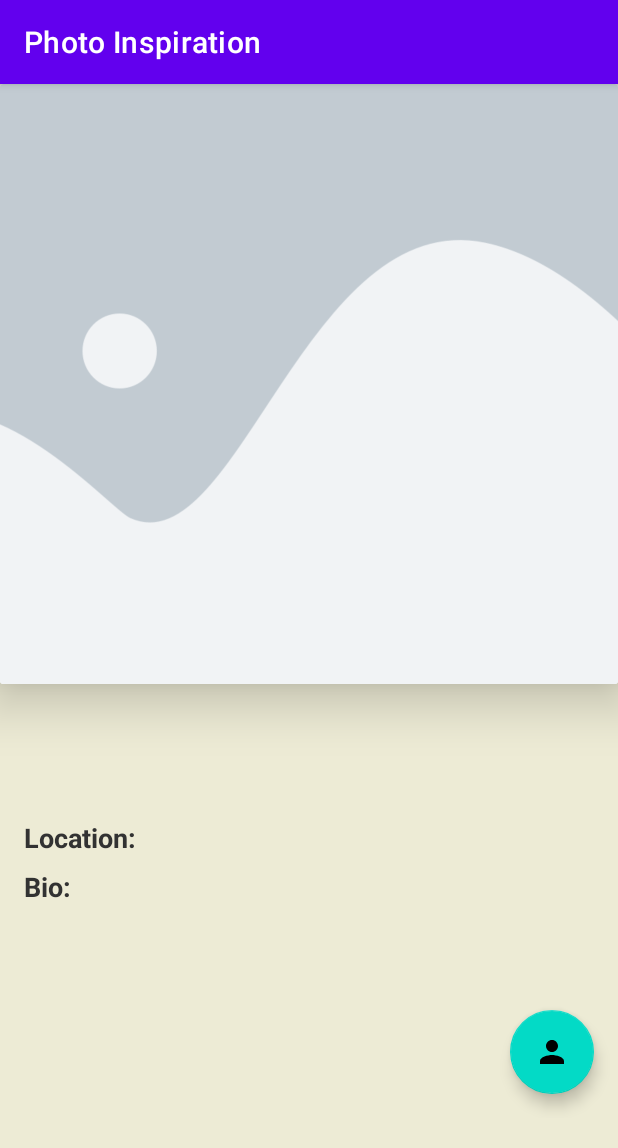
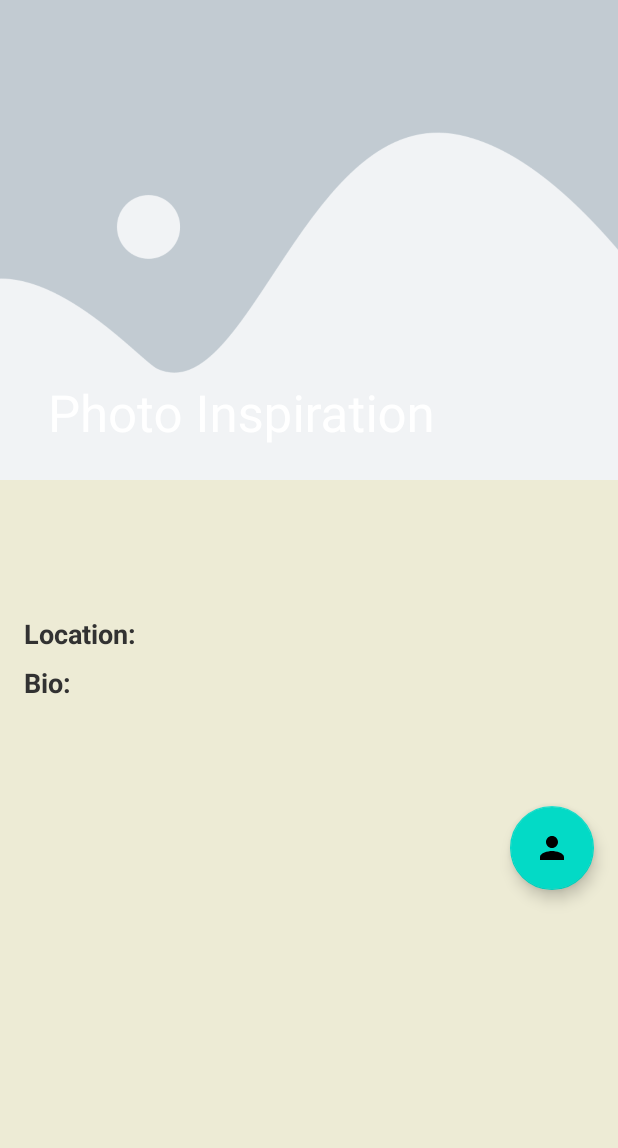
Before and after one commit to ManuelaFlores/AndroidBootcampSummer2020, an Android app: the fragment DetailFragment placed in its activity, on a phone screen of 412 x 824 dp. Shown: the top 1148 px of the screen. Run offline under Robolectric (Android 15) with nearby library versions, the phone set to English and light mode, and no system bars; our stand-ins replace navigation-ui; 4 statements that could not run were skipped.

Commit message:
add collapsing toolbar

```diff
--- a/week11/PhotoInspiration/app/src/main/AndroidManifest.xml
+++ b/week11/PhotoInspiration/app/src/main/AndroidManifest.xml
@@ -17,6 +17,7 @@
         tools:ignore="GoogleAppIndexingWarning">
         <activity
             android:name=".ui.main.MainActivity"
+            android:theme="@style/AppTheme.NoActionBar"
             android:screenOrientation="portrait">
             <intent-filter>
                 <action android:name="android.intent.action.MAIN" />
--- a/week11/PhotoInspiration/app/src/main/java/com/manuflowers/photoinspiration/ui/detail/DetailFragment.kt
+++ b/week11/PhotoInspiration/app/src/main/java/com/manuflowers/photoinspiration/ui/detail/DetailFragment.kt
@@ -7,11 +7,12 @@ import android.view.View
 import android.view.ViewGroup
 import androidx.navigation.fragment.findNavController
 import com.manuflowers.photoinspiration.R
+import com.manuflowers.photoinspiration.ui.main.MainActivity
 import com.manuflowers.photoinspiration.util.loadUrl
 import com.manuflowers.photoinspiration.util.loadUrlAsCircle
 import kotlinx.android.synthetic.main.activity_main.*
+import kotlinx.android.synthetic.main.content_detail_nested_scrolling.*
 import kotlinx.android.synthetic.main.fragment_detail.*
-
 
 class DetailFragment : Fragment() {
 
@@ -35,6 +36,8 @@ class DetailFragment : Fragment() {
         super.onViewCreated(view, savedInstanceState)
         bindData()
         setupListeners()
+        (activity as MainActivity).setSupportActionBar(toolbar)
+        toolbar.title = photo?.userName ?: getString(R.string.app_name)
     }
 
     private fun bindData() {
--- a/week11/PhotoInspiration/app/src/main/java/com/manuflowers/photoinspiration/ui/home/HomeFragment.kt
+++ b/week11/PhotoInspiration/app/src/main/java/com/manuflowers/photoinspiration/ui/home/HomeFragment.kt
@@ -14,6 +14,7 @@ import com.manuflowers.photoinspiration.ui.home.list.PhotosAdapter
 import com.manuflowers.photoinspiration.ui.home.viewstate.PhotosFailure
 import com.manuflowers.photoinspiration.ui.home.viewstate.PhotosOffLine
 import com.manuflowers.photoinspiration.ui.home.viewstate.PhotosSuccess
+import com.manuflowers.photoinspiration.ui.main.MainActivity
 import com.manuflowers.photoinspiration.util.SpacingItemDecoration
 import com.manuflowers.photoinspiration.util.toast
 import kotlinx.android.synthetic.main.activity_main.*
@@ -52,6 +53,7 @@ class HomeFragment : Fragment() {
     override fun onViewCreated(view: View, savedInstanceState: Bundle?) {
         super.onViewCreated(view, savedInstanceState)
         showProgressBar()
+        (activity as MainActivity).setSupportActionBar(homeToolbar)
         homeRecyclerView.adapter = photosAdapter
         val spacing = resources.getDimensionPixelSize(R.dimen.movie_card_layout_margin)
         setUpListeners()
--- a/week11/PhotoInspiration/app/src/main/java/com/manuflowers/photoinspiration/ui/profile/ProfileFragment.kt
+++ b/week11/PhotoInspiration/app/src/main/java/com/manuflowers/photoinspiration/ui/profile/ProfileFragment.kt
@@ -25,6 +25,7 @@ class ProfileFragment : Fragment() {
     override fun onViewCreated(view: View, savedInstanceState: Bundle?) {
         super.onViewCreated(view, savedInstanceState)
         setupListeners()
+        (activity as MainActivity).setSupportActionBar(profileToolbar)
     }
 
     private fun setupListeners() {
--- /dev/null
+++ b/week11/PhotoInspiration/app/src/main/res/layout/content_detail_nested_scrolling.xml
@@ -0,0 +1,98 @@
+<androidx.core.widget.NestedScrollView xmlns:android="http://schemas.android.com/apk/res/android"
+    android:layout_width="match_parent"
+    android:layout_height="match_parent"
+    app:layout_behavior="@string/appbar_scrolling_view_behavior"
+    xmlns:app="http://schemas.android.com/apk/res-auto"
+    xmlns:tools="http://schemas.android.com/tools"
+    tools:showIn="@layout/fragment_detail">
+
+    <androidx.appcompat.widget.LinearLayoutCompat
+        android:layout_width="match_parent"
+        android:layout_height="match_parent"
+        android:orientation="vertical">
+
+        <androidx.appcompat.widget.LinearLayoutCompat
+            android:layout_width="match_parent"
+            android:layout_height="wrap_content"
+            android:gravity="center_vertical"
+            android:orientation="horizontal"
+            android:padding="@dimen/margin_standard">
+
+            <androidx.appcompat.widget.AppCompatImageView
+                android:id="@+id/userImageView"
+                android:layout_width="@dimen/user_profile_detail_size"
+                android:layout_height="@dimen/user_profile_detail_size" />
+
+            <androidx.appcompat.widget.AppCompatTextView
+                android:id="@+id/userNameTextView"
+                android:layout_width="wrap_content"
+                style="@style/PhotoInspiration.PhotoTitleDetail"
+                tools:text="Title"
+                android:layout_height="wrap_content"
+                android:ellipsize="end"
+                android:maxLines="1"
+                android:paddingStart="8dp"
+                android:paddingEnd="8dp" />
+
+        </androidx.appcompat.widget.LinearLayoutCompat>
+
+        <androidx.appcompat.widget.LinearLayoutCompat
+            android:layout_width="match_parent"
+            android:layout_height="wrap_content"
+            android:layout_gravity="center"
+            android:gravity="center_vertical"
+            android:orientation="horizontal"
+            android:padding="@dimen/padding_half">
+
+            <androidx.appcompat.widget.AppCompatTextView
+                android:layout_width="wrap_content"
+                android:layout_height="wrap_content"
+                style="@style/PhotoInspiration.PhotoSubTitle"
+                android:ellipsize="end"
+                android:paddingStart="@dimen/padding_half"
+                android:paddingEnd="@dimen/padding_half"
+                android:text="@string/location"
+                android:textAlignment="textEnd" />
+
+            <androidx.appcompat.widget.AppCompatTextView
+                android:id="@+id/userLocationTextView"
+                android:layout_width="wrap_content"
+                android:layout_height="wrap_content"
+                style="@style/PhotoInspiration.PhotoDescription"
+                android:layout_marginStart="@dimen/margin_half"
+                android:textAlignment="center"
+                tools:text="Prague, Czech Republic" />
+
+        </androidx.appcompat.widget.LinearLayoutCompat>
+
+        <androidx.appcompat.widget.AppCompatTextView
+            android:layout_width="wrap_content"
+            android:layout_height="wrap_content"
+            android:layout_weight="1"
+            style="@style/PhotoInspiration.PhotoSubTitle"
+            android:ellipsize="end"
+            android:paddingStart="@dimen/padding_standard"
+            android:paddingEnd="@dimen/padding_standard"
+            android:text="@string/bio"
+            android:textAlignment="textEnd" />
+
+        <androidx.appcompat.widget.AppCompatTextView
+            android:id="@+id/userBioTextView"
+            android:layout_width="match_parent"
+            android:layout_height="wrap_content"
+            style="@style/PhotoInspiration.PhotoDescription"
+            android:layout_marginStart="@dimen/margin_half"
+            android:padding="@dimen/padding_standard"
+            tools:text="Awesome focus and creative boost here www.madmonq.gg/jerry" />
+
+        <com.google.android.material.floatingactionbutton.FloatingActionButton
+            android:id="@+id/seeProfileButton"
+            android:layout_margin="@dimen/margin_standard"
+            android:src="@drawable/ic_person"
+            android:layout_width="wrap_content"
+            android:layout_height="wrap_content"
+            android:layout_gravity="bottom|end"/>
+
+    </androidx.appcompat.widget.LinearLayoutCompat>
+
+</androidx.core.widget.NestedScrollView>
--- a/week11/PhotoInspiration/app/src/main/res/layout/fragment_detail.xml
+++ b/week11/PhotoInspiration/app/src/main/res/layout/fragment_detail.xml
@@ -1,114 +1,48 @@
 <?xml version="1.0" encoding="utf-8"?>
-<androidx.core.widget.NestedScrollView xmlns:android="http://schemas.android.com/apk/res/android"
+<androidx.coordinatorlayout.widget.CoordinatorLayout xmlns:android="http://schemas.android.com/apk/res/android"
     xmlns:app="http://schemas.android.com/apk/res-auto"
     xmlns:tools="http://schemas.android.com/tools"
     android:layout_width="match_parent"
     android:layout_height="match_parent"
     android:background="@color/backgroundDetail"
+    android:fitsSystemWindows="true"
     tools:context=".ui.detail.DetailFragment">
 
-    <androidx.appcompat.widget.LinearLayoutCompat
+    <com.google.android.material.appbar.AppBarLayout
         android:layout_width="match_parent"
-        android:layout_height="match_parent"
-        android:orientation="vertical">
+        android:layout_height="@dimen/app_bar_height"
+        android:fitsSystemWindows="true"
+        android:theme="@style/AppTheme.AppBarOverlay">
 
-        <androidx.cardview.widget.CardView
+        <com.google.android.material.appbar.CollapsingToolbarLayout
             android:layout_width="match_parent"
-            app:cardElevation="20dp"
-            android:layout_height="wrap_content">
+            android:layout_height="match_parent"
+            android:fitsSystemWindows="true"
+            app:contentScrim="?attr/colorPrimary"
+            app:layout_scrollFlags="scroll|exitUntilCollapsed"
+            app:toolbarId="@+id/toolbar">
 
             <ImageView
                 android:id="@+id/movieImageView"
                 android:layout_width="match_parent"
-                android:layout_height="@dimen/detail_image_size"
+                android:layout_height="340dp"
                 android:contentDescription="@string/image_for_detail_fragment"
                 android:scaleType="centerCrop"
-                android:src="@drawable/placeholder" />
+                android:src="@drawable/placeholder"
+                app:layout_collapseMode="parallax"
+                app:layout_collapseParallaxMultiplier="0.7" />
 
-        </androidx.cardview.widget.CardView>
+            <androidx.appcompat.widget.Toolbar
+                android:id="@+id/toolbar"
+                android:layout_width="match_parent"
+                android:layout_height="?attr/actionBarSize"
+                app:layout_collapseMode="pin"
+                app:popupTheme="@style/AppTheme.PopupOverlay" />
 
-        <androidx.appcompat.widget.LinearLayoutCompat
-            android:layout_width="match_parent"
-            android:layout_height="wrap_content"
-            android:gravity="center_vertical"
-            android:orientation="horizontal"
-            android:padding="@dimen/margin_standard">
+        </com.google.android.material.appbar.CollapsingToolbarLayout>
 
-            <androidx.appcompat.widget.AppCompatImageView
-                android:id="@+id/userImageView"
-                android:layout_width="@dimen/user_profile_detail_size"
-                android:layout_height="@dimen/user_profile_detail_size" />
+    </com.google.android.material.appbar.AppBarLayout>
 
-            <androidx.appcompat.widget.AppCompatTextView
-                android:id="@+id/userNameTextView"
-                android:layout_width="wrap_content"
-                style="@style/PhotoInspiration.PhotoTitleDetail"
-                tools:text="Title"
-                android:layout_height="wrap_content"
-                android:ellipsize="end"
-                android:maxLines="1"
-                android:paddingStart="8dp"
-                android:paddingEnd="8dp" />
+    <include layout="@layout/content_detail_nested_scrolling" />
 
-        </androidx.appcompat.widget.LinearLayoutCompat>
-
-        <androidx.appcompat.widget.LinearLayoutCompat
-            android:layout_width="match_parent"
-            android:layout_height="wrap_content"
-            android:layout_gravity="center"
-            android:gravity="center_vertical"
-            android:orientation="horizontal"
-            android:padding="@dimen/padding_half">
-
-            <androidx.appcompat.widget.AppCompatTextView
-                android:layout_width="wrap_content"
-                android:layout_height="wrap_content"
-                style="@style/PhotoInspiration.PhotoSubTitle"
-                android:ellipsize="end"
-                android:paddingStart="@dimen/padding_half"
-                android:paddingEnd="@dimen/padding_half"
-                android:text="@string/location"
-                android:textAlignment="textEnd" />
-
-            <androidx.appcompat.widget.AppCompatTextView
-                android:id="@+id/userLocationTextView"
-                android:layout_width="wrap_content"
-                android:layout_height="wrap_content"
-                style="@style/PhotoInspiration.PhotoDescription"
-                android:layout_marginStart="@dimen/margin_half"
-                android:textAlignment="center"
-                tools:text="Prague, Czech Republic" />
-
-        </androidx.appcompat.widget.LinearLayoutCompat>
-
-        <androidx.appcompat.widget.AppCompatTextView
-            android:layout_width="wrap_content"
-            android:layout_height="wrap_content"
-            android:layout_weight="1"
-            style="@style/PhotoInspiration.PhotoSubTitle"
-            android:ellipsize="end"
-            android:paddingStart="@dimen/padding_standard"
-            android:paddingEnd="@dimen/padding_standard"
-            android:text="@string/bio"
-            android:textAlignment="textEnd" />
-
-        <androidx.appcompat.widget.AppCompatTextView
-            android:id="@+id/userBioTextView"
-            android:layout_width="match_parent"
-            android:layout_height="wrap_content"
-            style="@style/PhotoInspiration.PhotoDescription"
-            android:layout_marginStart="@dimen/margin_half"
-            android:padding="@dimen/padding_standard"
-            tools:text="Awesome focus and creative boost here www.madmonq.gg/jerry" />
-
-
-        <com.google.android.material.floatingactionbutton.FloatingActionButton
-            android:id="@+id/seeProfileButton"
-            android:layout_margin="@dimen/margin_standard"
-            android:src="@drawable/ic_person"
-            android:layout_width="wrap_content"
-            android:layout_height="wrap_content"
-            android:layout_gravity="bottom|end"/>
-    </androidx.appcompat.widget.LinearLayoutCompat>
-
-</androidx.core.widget.NestedScrollView>
+</androidx.coordinatorlayout.widget.CoordinatorLayout>
--- a/week11/PhotoInspiration/app/src/main/res/values/dimens.xml
+++ b/week11/PhotoInspiration/app/src/main/res/values/dimens.xml
@@ -3,7 +3,7 @@
     <dimen name="photo_image_height">200dp</dimen>
     <dimen name="photo_title_size">22sp</dimen>
     <dimen name="photo_card_layout_margin">8dp</dimen>
-    <dimen name="app_bar_height">220dp</dimen>
+    <!-->dimen name="app_bar_height">220dp</dimen> -->
     <dimen name="margin_standard">16dp</dimen>
     <dimen name="padding_standard">16dp</dimen>
     <dimen name="margin_half">8dp</dimen>
@@ -18,4 +18,5 @@
     <dimen name="user_profile_detail_size">50dp</dimen>
     <dimen name="user_profile_home_size">30dp</dimen>
     <dimen name="photo_home_size">250dp</dimen>
+    <dimen name="app_bar_height">320dp</dimen>
 </resources>
--- a/week11/PhotoInspiration/app/src/main/res/values/strings.xml
+++ b/week11/PhotoInspiration/app/src/main/res/values/strings.xml
@@ -22,4 +22,6 @@
     <string name="synchronization_service">Synchronization service</string>
     <string name="synchronizing_home">Synchronizing home</string>
     <string name="no_internet_connection_message">There\'s no internet connection, you\'re in offline mode :)</string>
+    <!-- TODO: Remove or change this placeholder text -->
+    <string name="hello_blank_fragment">Hello blank fragment</string>
 </resources>
--- a/week11/PhotoInspiration/app/src/main/res/values/styles.xml
+++ b/week11/PhotoInspiration/app/src/main/res/values/styles.xml
@@ -5,6 +5,11 @@
         <item name="colorPrimary">@color/colorPrimary</item>
         <item name="colorPrimaryDark">@color/colorPrimaryDark</item>
         <item name="colorAccent">@color/colorAccent</item>
+    </style>
+
+    <style name="AppTheme.NoActionBar">
+        <item name="windowActionBar">false</item>
+        <item name="windowNoTitle">true</item>
     </style>
 
     <style name="PhotoInspiration.TextInputLayout" parent="Widget.MaterialComponents.TextInputLayout.OutlinedBox">
@@ -29,4 +34,8 @@
         <item name="android:textSize">@dimen/movie_description_size</item>
         <item name="android:textColor">@android:color/black</item>
     </style>
+
+    <style name="AppTheme.AppBarOverlay" parent="ThemeOverlay.AppCompat.Dark.ActionBar" />
+
+    <style name="AppTheme.PopupOverlay" parent="ThemeOverlay.AppCompat.Light" />
 </resources>
```
Also changed, not shown: week11/PhotoInspiration/app/src/main/java/com/manuflowers/photoinspiration/FavoritesFragment.kt (added, +22 -0 lines), week11/PhotoInspiration/app/src/main/res/layout/fragment_favorites.xml (added, +14 -0 lines), week11/PhotoInspiration/app/src/main/res/layout/fragment_home.xml (+17 -2 lines), week11/PhotoInspiration/app/src/main/res/layout/fragment_profile.xml (+23 -8 lines).
